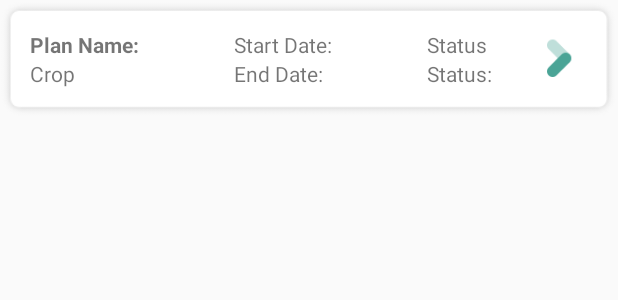
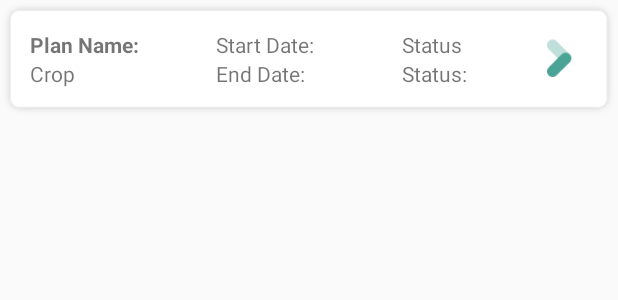
Before and after one commit to radhmsproject/hms, an Android app: the layout list_item_cultivation_plan.xml on its own in the app's theme, with its tools: preview values and no code run, on a phone screen of 412 x 824 dp. Shown: the top 300 px of the screen. Run offline under Robolectric (Android 15) with nearby library versions, the phone set to English and light mode, and no system bars.

Commit message:
List item Layout Updated

```diff
--- a/app/src/main/res/layout/list_item_cultivation_plan.xml
+++ b/app/src/main/res/layout/list_item_cultivation_plan.xml
@@ -3,61 +3,63 @@
     android:layout_width="match_parent"
     android:layout_height="wrap_content"
     android:orientation="horizontal"
+
     android:background="@drawable/bg_cultivation_list_item"
     android:padding="20dp">
 
     <LinearLayout
+        android:id="@+id/plan_itemLL"
         android:layout_width="match_parent"
         android:layout_height="wrap_content"
         android:orientation="horizontal">
         <LinearLayout
-            android:layout_width="wrap_content"
+            android:layout_width="0dp"
             android:layout_height="wrap_content"
             android:layout_weight="1"
             android:orientation="vertical">
             <TextView
                 android:id="@+id/cultivationPlanNameTextView"
-                android:layout_width="wrap_content"
+                android:layout_width="match_parent"
                 android:layout_height="wrap_content"
                 android:text="Plan Name: "
                 android:textStyle="bold" />
             <TextView
                 android:id="@+id/cultivationCropIdTextView"
-                android:layout_width="wrap_content"
+                android:layout_width="match_parent"
                 android:layout_height="wrap_content"
                 android:text="Crop " />
         </LinearLayout>
 
         <LinearLayout
-            android:layout_width="wrap_content"
+            android:layout_width="0dp"
             android:layout_height="wrap_content"
             android:layout_weight="1"
             android:orientation="vertical">
             <TextView
                 android:id="@+id/cultivationStartDateTextView"
-                android:layout_width="wrap_content"
+                android:layout_width="match_parent"
                 android:layout_height="wrap_content"
                 android:text="Start Date: " />
             <TextView
                 android:id="@+id/cultivationEndDateTextView"
-                android:layout_width="wrap_content"
+                android:layout_width="match_parent"
                 android:layout_height="wrap_content"
                 android:text="End Date: " />
         </LinearLayout>
 
         <LinearLayout
-            android:layout_width="wrap_content"
+            android:layout_width="0dp"
             android:layout_weight="1"
             android:layout_height="wrap_content"
             android:orientation="vertical">
 
             <TextView
-                android:layout_width="wrap_content"
+                android:layout_width="match_parent"
                 android:layout_height="wrap_content"
                 android:text="Status" />
             <TextView
                 android:id="@+id/cultivationStatusTextView"
-                android:layout_width="wrap_content"
+                android:layout_width="match_parent"
                 android:layout_height="wrap_content"
                 android:text="Status: " />
         </LinearLayout>
```
